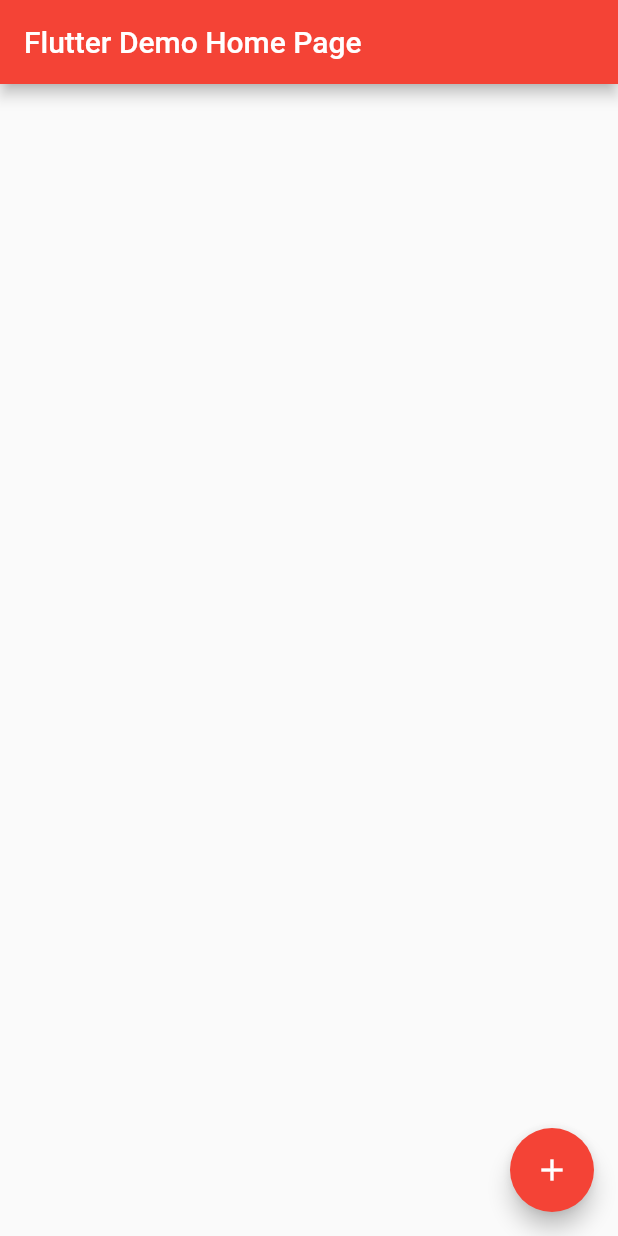
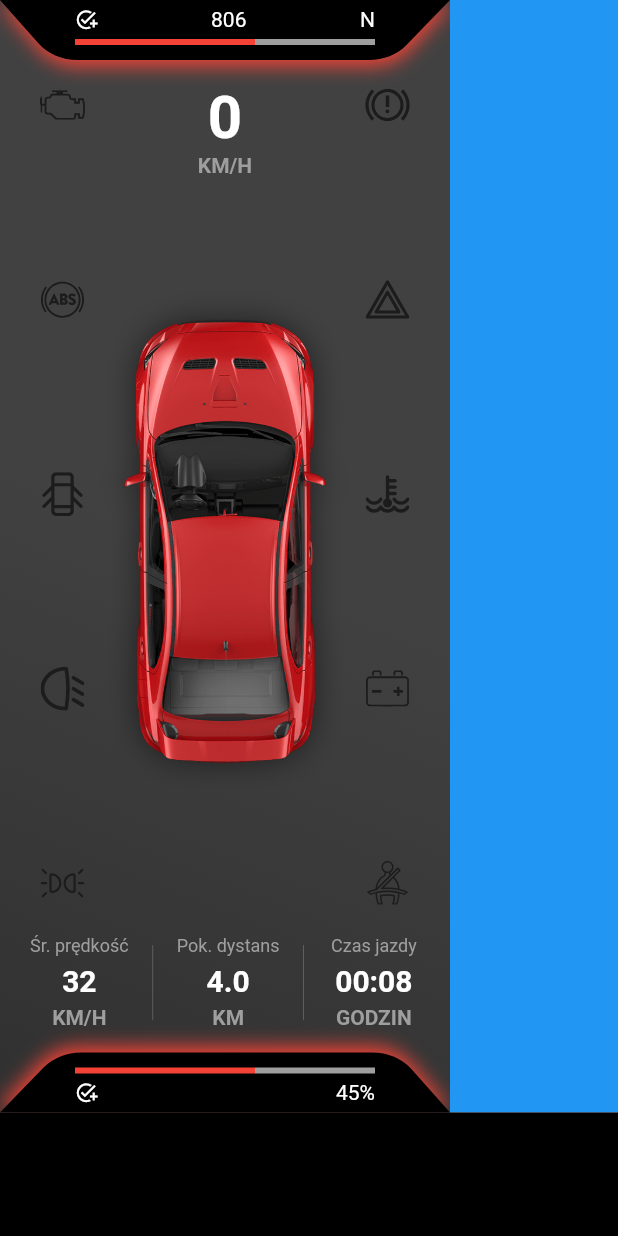
Before and after one commit to Rav-Naz/Car-Computer, a Flutter app: the screen it shows after launch, on a phone screen of 412 x 824 dp. Run offline on Flutter 3.47's test engine with Material 2 defaults, Android fonts, the phone set to English and light mode, and no system bars; our stand-ins replace flutter_svg.

Commit message:
add car view

```diff
--- a/lib/main.dart
+++ b/lib/main.dart
@@ -1,3 +1,5 @@
+import 'package:car_computer/views/car.dart';
+import 'package:car_computer/widgets/navigation.dart';
 import 'package:flutter/material.dart';
 import 'package:web_socket_channel/web_socket_channel.dart';
 import 'package:web_socket_channel/status.dart' as status;
@@ -10,97 +12,81 @@
 class MyApp extends StatelessWidget {
   const MyApp({Key? key}) : super(key: key);
 
-  // This widget is the root of your application.
   @override
   Widget build(BuildContext context) {
-    return MaterialApp(
-      title: 'Flutter Demo',
-      theme: ThemeData(
-        // This is the theme of your application.
-        //
-        // Try running your application with "flutter run". You'll see the
-        // application has a blue toolbar. Then, without quitting the app, try
-        // changing the primarySwatch below to Colors.green and then invoke
-        // "hot reload" (press "r" in the console where you ran "flutter run",
-        // or simply save your changes to "hot reload" in a Flutter IDE).
-        // Notice that the counter didn't reset back to zero; the application
-        // is not restarted.
-        primarySwatch: Colors.red,
-      ),
-      home: const MyHomePage(title: 'Flutter Demo Home Page'),
+    return const MaterialApp(
+      title: 'Car Computer',
+      debugShowCheckedModeBanner: false,
+      home: MyHomePage(),
     );
   }
 }
 
-class MyHomePage extends StatefulWidget {
-  const MyHomePage({Key? key, required this.title}) : super(key: key);
+class MyHomePage extends StatelessWidget {
+  const MyHomePage({Key? key}) : super(key: key);
 
-  // This widget is the home page of your application. It is stateful, meaning
-  // that it has a State object (defined below) that contains fields that affect
-  // how it looks.
-
-  // This class is the configuration for the state. It holds the values (in this
-  // case the title) provided by the parent (in this case the App widget) and
-  // used by the build method of the State. Fields in a Widget subclass are
-  // always marked "final".
-
-  final String title;
-
-  @override
-  State<MyHomePage> createState() => _MyHomePageState();
-}
-
-class _MyHomePageState extends State<MyHomePage> {
-  int _counter = 0;
-
-  final channel = WebSocketChannel.connect(
-      Uri.parse('ws://localhost:7890'),
-  );
-
-  @override
-  void initState() {
-    super.initState();
-  }
-
-  void _incrementCounter() {
-    setState(() {
-      // This call to setState tells the Flutter framework that something has
-      // changed in this State, which causes it to rerun the build method below
-      // so that the display can reflect the updated values. If we changed
-      // _counter without calling setState(), then the build method would not be
-      // called again, and so nothing would appear to happen.
-      _counter++;
-    });
-  }
-
+  // @override
+  // State<MyHomePage> createState() => _MyHomePageState();
   @override
   Widget build(BuildContext context) {
-    // This method is rerun every time setState is called, for instance as done
-    // by the _incrementCounter method above.
-    //
-    // The Flutter framework has been optimized to make rerunning build methods
-    // fast, so that you can just rebuild anything that needs updating rather
-    // than having to individually change instances of widgets.
-    return Scaffold(
-      appBar: AppBar(
-        // Here we take the value from the MyHomePage object that was created by
-        // the App.build method, and use it to set our appbar title.
-        title: Text(widget.title),
-      ),
-      body: Center(
-        // Center is a layout widget. It takes a single child and positions it
-        // in the middle of the parent.
-        child:StreamBuilder(
-  stream: channel.stream,
-  builder: (context, snapshot) {
-    return Text(snapshot.hasData ? '${jsonDecode(snapshot.data.toString().replaceAll("'", "\""))['engine_rpm']}' : '', style: TextStyle(fontSize: 100.0),);
-  },
-)
-      ),
-      floatingActionButton: FloatingActionButton(
-        onPressed: _incrementCounter,
-        child: const Icon(Icons.add),
-      ), // This trailing comma makes auto-formatting nicer for build methods.
+    return SafeArea(
+      child: Scaffold(
+          body: Column(
+        children: [
+          Expanded(
+            child: Row(
+              children: [
+                const CarView(),
+                Expanded(child: Container(color: Colors.blue)),
+              ],
+            ),
+          ),
+          const NavigationWidget()
+        ],
+      )),
     );
   }
 }
+
+// Center(
+//               child: StreamBuilder(
+//             stream: channel.stream,
+//             builder: (context, snapshot) {
+//               return Text(
+//                 snapshot.hasData
+//                     ? '${jsonDecode(snapshot.data.toString().replaceAll("'", "\""))['engine_rpm']}'
+//                     : '',
+//                 style: TextStyle(fontSize: 100.0),
+//               );
+//             },
+//           ))
+
+// class _MyHomePageState extends State<MyHomePage> {
+//   final channel = WebSocketChannel.connect(
+//     Uri.parse('ws://localhost:7890'),
+//   );
+
+//   @override
+//   void initState() {
+//     super.initState();
+//   }
+
+//   @override
+//   Widget build(BuildContext context) {
+//     return SafeArea(
+//       child: Scaffold(
+//           body: Center(
+//               child: StreamBuilder(
+//             stream: channel.stream,
+//             builder: (context, snapshot) {
+//               return Text(
+//                 snapshot.hasData
+//                     ? '${jsonDecode(snapshot.data.toString().replaceAll("'", "\""))['engine_rpm']}'
+//                     : '',
+//                 style: TextStyle(fontSize: 100.0),
+//               );
+//             },
+//           ))),
+//     );
+//   }
+// }
--- /dev/null
+++ b/lib/views/car.dart
@@ -0,0 +1,370 @@
+import 'package:flutter/material.dart';
+import 'package:flutter/rendering.dart';
+import 'package:flutter_svg/flutter_svg.dart';
+
+class CarView extends StatefulWidget {
+  const CarView({Key? key}) : super(key: key);
+
+  @override
+  State<CarView> createState() => _CarView();
+}
+
+class _CarView extends State<CarView> {
+  // final channel = WebSocketChannel.connect(
+  //   Uri.parse('ws://localhost:7890'),
+  // );
+  @override
+  void initState() {
+    super.initState();
+  }
+
+  @override
+  Widget build(BuildContext context) {
+    return Container(
+        // height: MediaQuery.of(context).size.height,
+        width: MediaQuery.of(context).size.width * 0.25,
+        constraints: const BoxConstraints(minWidth: 300.0),
+        child: Column(
+          mainAxisAlignment: MainAxisAlignment.spaceBetween,
+          children: [
+            const SliderContainerWidget(
+              color: Colors.red,
+              icon: Icons.add_task,
+              top: true,
+              value1: "N",
+              value2: "806",
+            ),
+            Expanded(
+                child: Column(
+              children: [
+                Expanded(
+                  child: Padding(
+                    padding: const EdgeInsets.fromLTRB(20, 15, 20, 10),
+                    child: Row(
+                      mainAxisAlignment: MainAxisAlignment.spaceBetween,
+                      children: [
+                        Expanded(
+                          flex: 1,
+                          child: IndicatorLightWidget(iconList: [
+                            IndicatorLightIcon(
+                                svgAssetPath: 'assets/svg/check_engine.svg',
+                                colorOn: const Color.fromARGB(255, 250, 200, 36)),
+                            IndicatorLightIcon(
+                                svgAssetPath: 'assets/svg/abs.svg',
+                                colorOn: const Color.fromARGB(255, 250, 200, 36)),
+                            IndicatorLightIcon(
+                                svgAssetPath: 'assets/svg/door_open.svg',
+                                colorOn: const Color.fromARGB(255, 223, 4, 4)),
+                            IndicatorLightIcon(
+                                svgAssetPath: 'assets/svg/road_lights.svg',
+                                colorOn: const Color.fromARGB(255, 15, 62, 214)),
+                            IndicatorLightIcon(
+                                svgAssetPath: 'assets/svg/traffic_light.svg',
+                                colorOn: const Color.fromARGB(255, 69, 192, 12))
+                          ]),
+                        ),
+                        Expanded(
+                          flex: 4,
+                          child: Column(
+                            children: [
+                              Column(
+                                mainAxisAlignment: MainAxisAlignment.spaceEvenly,
+                                children: const [
+                                  Text("0",
+                                      style: TextStyle(
+                                          color: Colors.white,
+                                          fontSize: 40,
+                                          fontWeight: FontWeight.bold)),
+                                  Text("KM/H",
+                                      style: TextStyle(
+                                          color: Colors.grey,
+                                          fontSize: 14,
+                                          fontWeight: FontWeight.w600))
+                                ],
+                              ),
+                              Expanded(child: const Image(image: AssetImage("assets/png/car.png",))
+                              )
+                            ],
+                          ),
+                        ),
+                        Expanded(
+                          flex: 1,
+                          child: IndicatorLightWidget(iconList: [
+                            IndicatorLightIcon(
+                                svgAssetPath: 'assets/svg/handbrake.svg',
+                                colorOn: const Color.fromARGB(255, 223, 4, 4)),
+                            IndicatorLightIcon(
+                                svgAssetPath: 'assets/svg/triangle.svg',
+                                colorOn: const Color.fromARGB(255, 250, 200, 36)),
+                            IndicatorLightIcon(
+                                svgAssetPath: 'assets/svg/coolant.svg',
+                                colorOn:const Color.fromARGB(255, 15, 62, 214)),
+                            IndicatorLightIcon(
+                                svgAssetPath: 'assets/svg/accumulator.svg',
+                                colorOn: const Color.fromARGB(255, 223, 4, 4)),
+                            IndicatorLightIcon(
+                                svgAssetPath: 'assets/svg/seat_bealt.svg',
+                                colorOn: const Color.fromARGB(255, 223, 4, 4))
+                          ]),
+                        )
+                      ],
+                    ),
+                  ),
+                ),
+                Padding(
+                  padding: const EdgeInsets.fromLTRB(20, 10, 20, 15),
+                  child: Row(
+                    mainAxisAlignment: MainAxisAlignment.spaceBetween,
+                    crossAxisAlignment: CrossAxisAlignment.center,
+                    children: [
+                      BottomCarInfoWidget(
+                          description: "Śr. prędkość",
+                          value: "32",
+                          unit: "KM/H"),
+                      Container(
+                        color: Colors.grey.withOpacity(0.5),
+                        width: 0.5,
+                        height: 50,
+                      ),
+                      BottomCarInfoWidget(
+                          description: "Pok. dystans",
+                          value: "4.0",
+                          unit: "KM"),
+                      Container(
+                        color: Colors.grey.withOpacity(0.5),
+                        width: 0.5,
+                        height: 50,
+                      ),
+                      BottomCarInfoWidget(
+                          description: "Czas jazdy",
+                          value: "00:08",
+                          unit: "GODZIN")
+                    ],
+                  ),
+                )
+              ],
+            )),
+            const SliderContainerWidget(
+              color: Colors.red,
+              icon: Icons.add_task,
+              top: false,
+              value1: "45%",
+            ),
+          ],
+        ),
+        decoration: const BoxDecoration(
+            gradient: LinearGradient(
+                begin: Alignment.topRight,
+                end: Alignment.bottomLeft,
+                colors: [
+              Color.fromRGBO(65, 65, 65, 1),
+              Color.fromRGBO(48, 48, 48, 1)
+            ],
+                stops: [
+              0.5,
+              1
+            ])));
+  }
+}
+
+class IndicatorLightWidget extends StatelessWidget {
+  final List<IndicatorLightIcon> iconList;
+  const IndicatorLightWidget({
+    Key? key,
+    required this.iconList,
+  }) : super(key: key);
+
+  @override
+  Widget build(BuildContext context) {
+    return Column(
+      mainAxisAlignment: MainAxisAlignment.spaceBetween,
+      crossAxisAlignment: CrossAxisAlignment.center,
+      children: iconList
+          .map((e) => SizedBox(
+              width: 30,
+              height: 30,
+              child: SvgPicture.asset(e.svgAssetPath,
+                  color: const Color.fromARGB(255, 28, 28, 28))))
+          .toList(),
+    );
+  }
+}
+
+class IndicatorLightIcon {
+  final String svgAssetPath;
+  final Color colorOn;
+
+  IndicatorLightIcon({
+    required this.svgAssetPath,
+    required this.colorOn,
+  });
+}
+
+class BottomCarInfoWidget extends StatelessWidget {
+  final String description;
+  final String value;
+  final String unit;
+
+  const BottomCarInfoWidget({
+    Key? key,
+    required this.description,
+    required this.value,
+    required this.unit,
+  }) : super(key: key);
+
+  @override
+  Widget build(BuildContext context) {
+    return Column(
+      mainAxisAlignment: MainAxisAlignment.center,
+      crossAxisAlignment: CrossAxisAlignment.center,
+      children: [
+        Text(description,
+            style: const TextStyle(color: Colors.grey, fontSize: 12)),
+        Padding(
+            padding: const EdgeInsets.all(5),
+            child: Text(value,
+                style: const TextStyle(
+                    color: Colors.white,
+                    fontSize: 20,
+                    fontWeight: FontWeight.bold))),
+        Text(unit,
+            style: const TextStyle(
+                color: Colors.grey, fontSize: 14, fontWeight: FontWeight.w600))
+      ],
+    );
+  }
+}
+
+class SliderContainerWidget extends StatelessWidget {
+  final bool top;
+  final Color color;
+  final IconData icon;
+  final String value1;
+  final String? value2;
+
+  const SliderContainerWidget(
+      {Key? key,
+      required this.top,
+      required this.color,
+      required this.icon,
+      required this.value1,
+      this.value2})
+      : super(key: key);
+
+  @override
+  Widget build(BuildContext context) {
+    return RotatedBox(
+      quarterTurns: top ? 0 : 2,
+      child: Container(
+        clipBehavior: Clip.hardEdge,
+        // height: MediaQuery.of(context).size.height *R0.05,
+        width: MediaQuery.of(context).size.width,
+        // constraints: const BoxConstraints(minHeight: 50),
+        decoration: ShapeDecoration(
+          color: Colors.black,
+          shape: const SliderContainerWidgetBorderTop(),
+          shadows: [
+            BoxShadow(
+                color: color,
+                blurRadius: 10.0,
+                spreadRadius: 1,
+                offset: const Offset(0, 3)),
+          ],
+        ),
+        child: RotatedBox(
+          quarterTurns: top ? 0 : -2,
+          child: Padding(
+            padding: EdgeInsets.fromLTRB(50, top ? 0 : 10, 50, top ? 10 : 0),
+            child: Column(
+              mainAxisAlignment: MainAxisAlignment.center,
+              crossAxisAlignment: CrossAxisAlignment.center,
+              children: listOfWidgetsInColumn(!top),
+            ),
+          ),
+        ),
+      ),
+    );
+  }
+
+  List<Widget> listOfWidgetsInColumn(bool isReversed) {
+    var list = [
+      Padding(
+        padding: const EdgeInsets.fromLTRB(0, 5, 0, 5),
+        child: Row(
+          mainAxisAlignment: MainAxisAlignment.spaceBetween,
+          children: [
+            Icon(icon, color: Colors.white, size: 15),
+            Visibility(
+                visible: value2 != null,
+                child: Text(
+                  value2 ?? "",
+                  style: TextStyle(color: Colors.white),
+                )),
+            Text(value1, style: TextStyle(color: Colors.white)),
+          ],
+        ),
+      ),
+      Container(
+        decoration: BoxDecoration(
+            gradient: LinearGradient(
+                begin: Alignment.centerLeft,
+                end: Alignment.centerRight,
+                colors: [Colors.red, Colors.grey],
+                stops: [0.6, 0.6])),
+        height: 4,
+      )
+    ];
+    return isReversed ? list.reversed.toList() : list;
+  }
+}
+
+class SliderContainerWidgetBorderTop extends ShapeBorder {
+  final bool usePadding;
+
+  const SliderContainerWidgetBorderTop({this.usePadding = true});
+
+  @override
+  EdgeInsetsGeometry get dimensions =>
+      EdgeInsets.only(bottom: usePadding ? 0 : 0);
+
+  @override
+  Path getInnerPath(Rect rect, {TextDirection? textDirection}) => Path();
+
+  @override
+  Path getOuterPath(Rect rect, {TextDirection? textDirection}) {
+    var rect_rel = Rect.fromPoints(rect.topLeft, rect.bottomRight);
+    var path = Path()
+      ..moveTo(
+          rect_rel.width * 0.5000000, rect_rel.topLeft.dy + rect_rel.height)
+      ..lineTo(
+          rect_rel.width * 0.1725254, rect_rel.topLeft.dy + rect_rel.height)
+      ..cubicTo(
+          rect_rel.width * 0.1384822,
+          rect_rel.topLeft.dy + rect_rel.height,
+          rect_rel.width * 0.1064052,
+          rect_rel.topLeft.dy + rect_rel.height * 0.8980986,
+          rect_rel.width * 0.08585870,
+          rect_rel.topLeft.dy + rect_rel.height * 0.7246792)
+      ..lineTo(0, rect_rel.topLeft.dy)
+      ..lineTo(rect_rel.width, rect_rel.topLeft.dy)
+      ..lineTo(rect_rel.width * 0.9032565,
+          rect_rel.topLeft.dy + rect_rel.height * 0.7479306)
+      ..cubicTo(
+          rect_rel.width * 0.8826087,
+          rect_rel.topLeft.dy + rect_rel.height * 0.9075694,
+          rect_rel.width * 0.8518848,
+          rect_rel.topLeft.dy + rect_rel.height,
+          rect_rel.width * 0.8194696,
+          rect_rel.topLeft.dy + rect_rel.height)
+      ..lineTo(
+          rect_rel.width * 0.5000000, rect_rel.topLeft.dy + rect_rel.height)
+      ..close();
+    return path;
+  }
+
+  @override
+  void paint(Canvas canvas, Rect rect, {TextDirection? textDirection}) {}
+
+  @override
+  ShapeBorder scale(double t) => this;
+}
--- /dev/null
+++ b/lib/widgets/navigation.dart
@@ -0,0 +1,30 @@
+import 'package:flutter/material.dart';
+
+class NavigationWidget extends StatefulWidget {
+  const NavigationWidget({Key? key}) : super(key: key);
+
+  @override
+  State<NavigationWidget> createState() => _NavigationWidget();
+}
+
+class _NavigationWidget extends State<NavigationWidget> {
+  // final channel = WebSocketChannel.connect(
+  //   Uri.parse('ws://localhost:7890'),
+  // );
+  @override
+  void initState() {
+    super.initState();
+  }
+
+  @override
+  Widget build(BuildContext context) {
+    return Container(
+      height: MediaQuery.of(context).size.height*0.1,
+      constraints: const BoxConstraints(minHeight: 50.0),
+      child: Row(
+
+      ),
+      color: Colors.black,
+    );
+  }
+}
```
Also changed, not shown: pubspec.yaml (+5 -3 lines), assets/png/car.png (renamed from assets/imgbin_car-door-car-seat-top-view-motor-vehicle-png.png), assets/svg/abs.svg (added), assets/svg/accumulator.svg (added), assets/svg/check_engine.svg (added), assets/svg/coolant.svg (added), assets/svg/door_open.svg (added), assets/svg/handbrake.svg (added), assets/svg/road_lights.svg (added), assets/svg/seat_bealt.svg (added), assets/svg/traffic_light.svg (added), assets/svg/triangle.svg (added), pubspec.lock, 1 other file.
